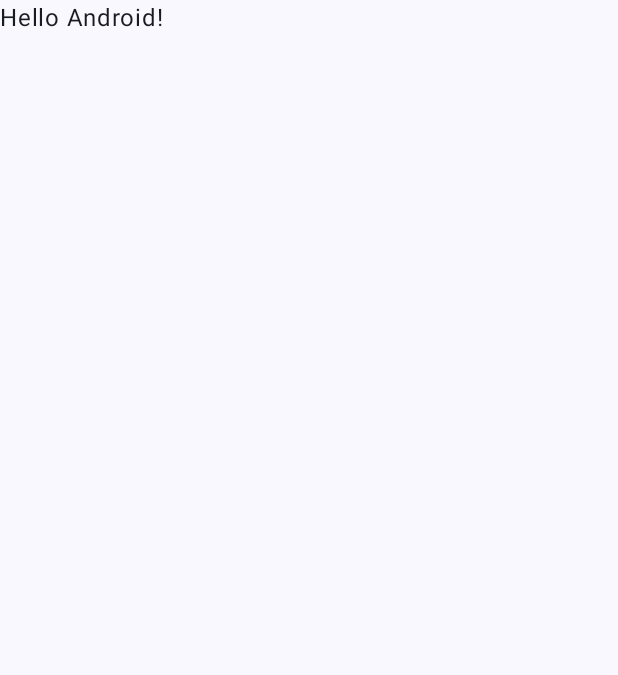
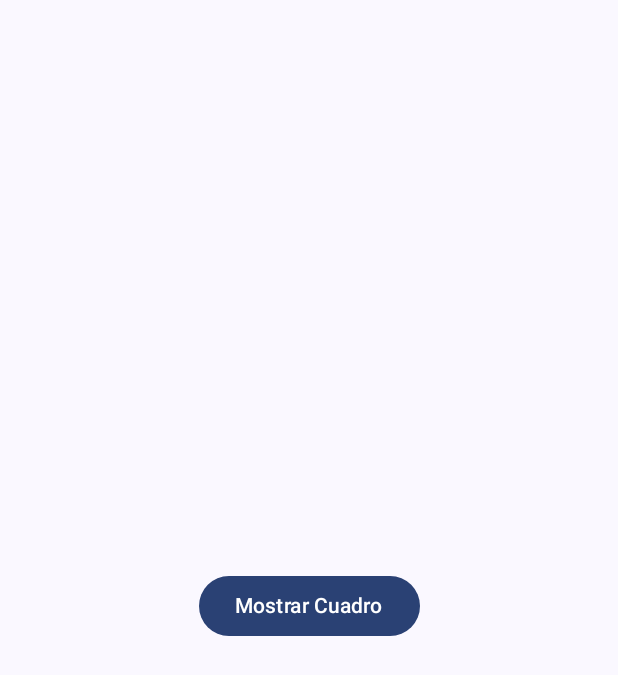
Before and after one commit to david-ny-17/lab13-compose-animations, an Android app built with Jetpack Compose: the screen it shows after launch (MainActivity), on a phone screen of 412 x 824 dp. Before the commit the part shown is almost empty. Shown: the top 675 px of the screen. Run offline under Robolectric (Android 15) with nearby library versions, the phone set to English and light mode, and no system bars.

Commit message:
refactor: integrar VisibilityAnimationScreen en MainActivity y limpiar código por defecto

```diff
--- a/app/src/main/java/com/example/composeanimationslab13/MainActivity.kt
+++ b/app/src/main/java/com/example/composeanimationslab13/MainActivity.kt
@@ -3,45 +3,26 @@ package com.example.composeanimationslab13
 import android.os.Bundle
 import androidx.activity.ComponentActivity
 import androidx.activity.compose.setContent
-import androidx.activity.enableEdgeToEdge
 import androidx.compose.foundation.layout.fillMaxSize
-import androidx.compose.foundation.layout.padding
-import androidx.compose.material3.Scaffold
-import androidx.compose.material3.Text
-import androidx.compose.runtime.Composable
+import androidx.compose.material3.MaterialTheme
+import androidx.compose.material3.Surface
 import androidx.compose.ui.Modifier
-import androidx.compose.ui.tooling.preview.Preview
 import com.example.composeanimationslab13.ui.theme.ComposeAnimationsLab13Theme
 
 class MainActivity : ComponentActivity() {
     override fun onCreate(savedInstanceState: Bundle?) {
         super.onCreate(savedInstanceState)
-        enableEdgeToEdge()
         setContent {
+
             ComposeAnimationsLab13Theme {
-                Scaffold(modifier = Modifier.fillMaxSize()) { innerPadding ->
-                    Greeting(
-                        name = "Android",
-                        modifier = Modifier.padding(innerPadding)
-                    )
+                Surface(
+                    modifier = Modifier.fillMaxSize(),
+                    color = MaterialTheme.colorScheme.background
+                ) {
+
+                    VisibilityAnimationScreen()
                 }
             }
         }
     }
 }
-
-@Composable
-fun Greeting(name: String, modifier: Modifier = Modifier) {
-    Text(
-        text = "Hello $name!",
-        modifier = modifier
-    )
-}
-
-@Preview(showBackground = true)
-@Composable
-fun GreetingPreview() {
-    ComposeAnimationsLab13Theme {
-        Greeting("Android")
-    }
-}
```
